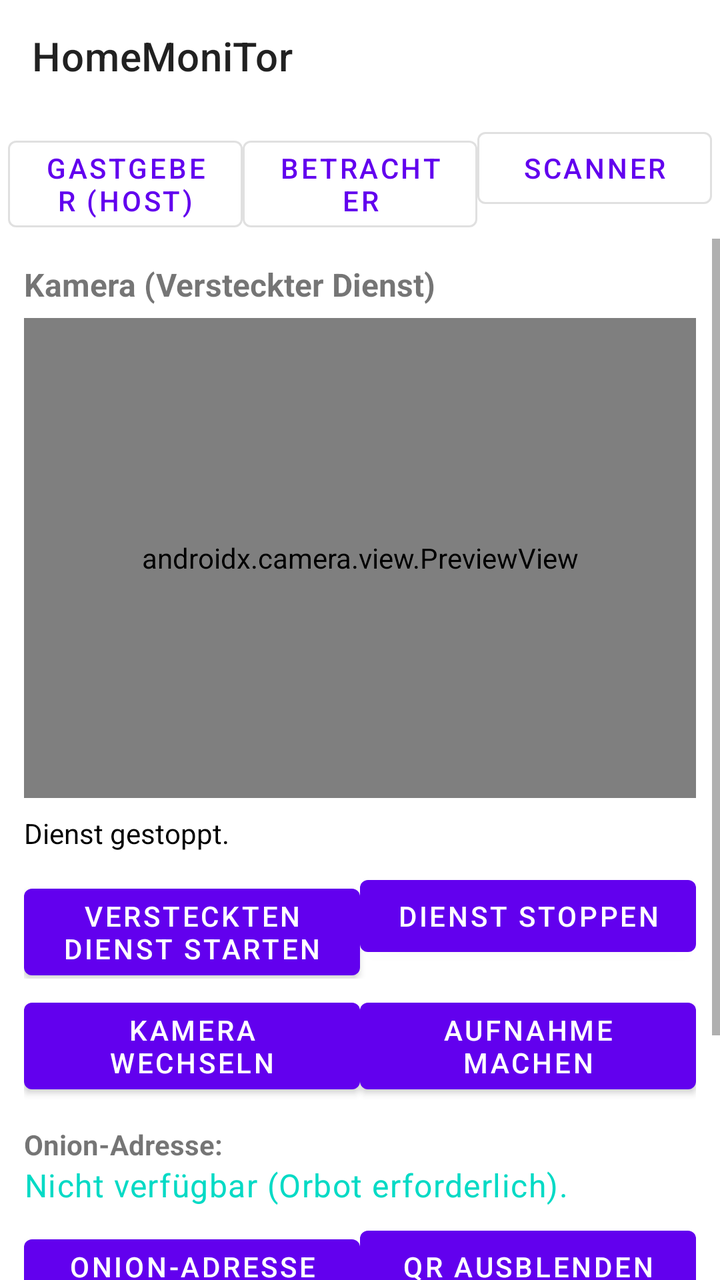
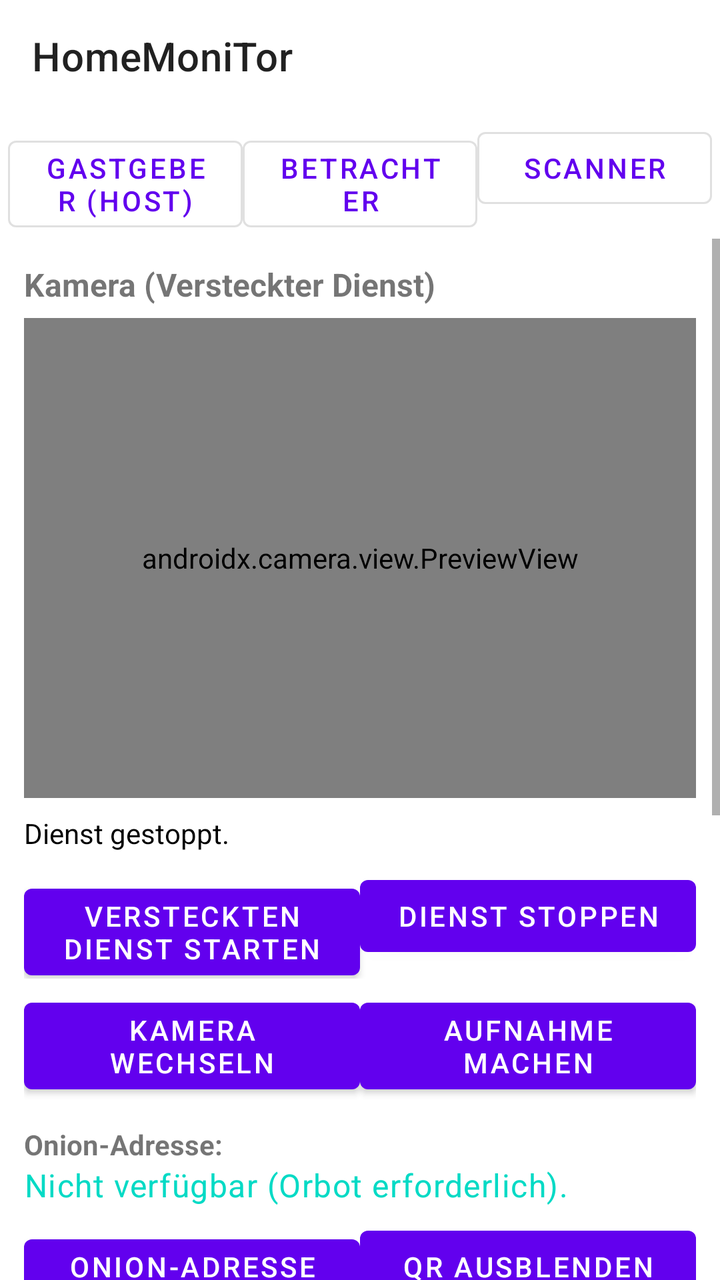

Two renders of the same Android screen: before a commit and after it. Below are the layout's source before the change and the commit's diff.
<!-- AndroidManifest.xml: application theme Theme.HomeMoniTor -->
<!-- res/layout/activity_main.xml -->
<?xml version="1.0" encoding="utf-8"?>
<LinearLayout xmlns:android="http://schemas.android.com/apk/res/android"
    xmlns:app="http://schemas.android.com/apk/res-auto"
    xmlns:tools="http://schemas.android.com/tools"
    android:layout_width="match_parent"
    android:layout_height="match_parent"
    android:orientation="vertical"
    tools:context=".MainActivity">

    <com.google.android.material.appbar.MaterialToolbar
        android:id="@+id/toolbar"
        android:layout_width="match_parent"
        android:layout_height="?attr/actionBarSize"
        app:title="@string/app_name" />

    
    <LinearLayout
        android:layout_width="match_parent"
        android:layout_height="wrap_content"
        android:orientation="horizontal"
        android:padding="4dp">

        <Button
            android:id="@+id/btnTabHost"
            style="?attr/materialButtonOutlinedStyle"
            android:layout_width="0dp"
            android:layout_height="wrap_content"
            android:layout_weight="1"
            android:text="@string/tab_host" />

        <Button
            android:id="@+id/btnTabViewer"
            style="?attr/materialButtonOutlinedStyle"
            android:layout_width="0dp"
            android:layout_height="wrap_content"
            android:layout_weight="1"
            android:text="@string/tab_viewer" />

        <Button
            android:id="@+id/btnTabScanner"
            style="?attr/materialButtonOutlinedStyle"
            android:layout_width="0dp"
            android:layout_height="wrap_content"
            android:layout_weight="1"
            android:text="@string/tab_scanner" />
    </LinearLayout>

    <ScrollView
        android:layout_width="match_parent"
        android:layout_height="0dp"
        android:layout_weight="1"
        android:fillViewport="true">

        <LinearLayout
            android:layout_width="match_parent"
            android:layout_height="wrap_content"
            android:orientation="vertical"
            android:padding="12dp">

            
            <LinearLayout
                android:id="@+id/panelHost"
                android:layout_width="match_parent"
                android:layout_height="wrap_content"
                android:orientation="vertical"
                android:paddingBottom="16dp">

                <TextView
                    android:layout_width="match_parent"
                    android:layout_height="wrap_content"
                    android:text="Kamera (Versteckter Dienst)"
                    android:textStyle="bold"
                    android:textSize="16sp"
                    android:layout_marginBottom="6dp" />

                <androidx.camera.view.PreviewView
                    android:id="@+id/cameraPreview"
                    android:layout_width="match_parent"
                    android:layout_height="240dp" />

                <TextView
                    android:id="@+id/tvStatus"
                    android:layout_width="match_parent"
                    android:layout_height="wrap_content"
                    android:text="@string/status_service_stopped"
                    android:layout_marginTop="8dp"
                    android:textColor="?attr/colorOnSurface" />

                <LinearLayout
                    android:layout_width="match_parent"
                    android:layout_height="wrap_content"
                    android:orientation="horizontal"
                    android:layout_marginTop="8dp">

                    <Button
                        android:id="@+id/btnStartService"
                        android:layout_width="0dp"
                        android:layout_height="wrap_content"
                        android:layout_weight="1"
                        android:text="@string/btn_start_service" />

                    <Button
                        android:id="@+id/btnStopService"
                        android:layout_width="0dp"
                        android:layout_height="wrap_content"
                        android:layout_weight="1"
                        android:text="@string/btn_stop_service" />
                </LinearLayout>

                <LinearLayout
                    android:layout_width="match_parent"
                    android:layout_height="wrap_content"
                    android:orientation="horizontal"
                    android:layout_marginTop="6dp">

                    <Button
                        android:id="@+id/btnFlipCamera"
                        android:layout_width="0dp"
                        android:layout_height="wrap_content"
                        android:layout_weight="1"
                        android:text="@string/btn_flip_camera" />

                    <Button
                        android:id="@+id/btnSnapshot"
                        android:layout_width="0dp"
                        android:layout_height="wrap_content"
                        android:layout_weight="1"
                        android:text="@string/btn_snapshot" />
                </LinearLayout>

                <LinearLayout
                    android:layout_width="match_parent"
                    android:layout_height="wrap_content"
                    android:orientation="vertical"
                    android:layout_marginTop="12dp">

                    <TextView
                        android:id="@+id/tvOnionLabel"
                        android:layout_width="match_parent"
                        android:layout_height="wrap_content"
                        android:text="@string/status_onion_address"
                        android:textStyle="bold" />

                    <TextView
                        android:id="@+id/tvOnionAddress"
                        android:layout_width="match_parent"
                        android:layout_height="wrap_content"
                        android:text="@string/status_not_available"
                        android:textAppearance="@style/TextAppearance.MaterialComponents.Body1"
                        android:textColor="?attr/colorSecondary" />

                    <LinearLayout
                        android:layout_width="match_parent"
                        android:layout_height="wrap_content"
                        android:orientation="horizontal"
                        android:layout_marginTop="6dp">

                        <Button
                            android:id="@+id/btnShowQr"
                            android:layout_width="0dp"
                            android:layout_height="wrap_content"
                            android:layout_weight="1"
                            android:text="@string/btn_show_qr" />

                        <Button
                            android:id="@+id/btnHideQr"
                            android:layout_width="0dp"
                            android:layout_height="wrap_content"
                            android:layout_weight="1"
                            android:text="@string/btn_hide_qr" />
                    </LinearLayout>

                    <ImageView
                        android:id="@+id/ivQr"
                        android:layout_width="220dp"
                        android:layout_height="220dp"
                        android:layout_gravity="center_horizontal"
                        android:layout_marginTop="8dp"
                        android:visibility="gone" />

                    <TextView
                        android:id="@+id/tvHint"
                        android:layout_width="match_parent"
                        android:layout_height="wrap_content"
                        android:text="@string/hint_configure_orbot"
                        android:textSize="12sp"
                        android:textColor="?attr/colorOnSecondary"
                        android:layout_marginTop="8dp" />
                </LinearLayout>
            </LinearLayout>

            
            <LinearLayout
                android:id="@+id/panelViewer"
                android:layout_width="match_parent"
                android:layout_height="wrap_content"
                android:orientation="vertical"
                android:paddingBottom="32dp"
                android:visibility="gone">

                <TextView
                    android:layout_width="match_parent"
                    android:layout_height="wrap_content"
                    android:text="@string/viewer_title"
                    android:textStyle="bold"
                    android:textSize="16sp"
                    android:layout_marginBottom="6dp" />

                <LinearLayout
                    android:layout_width="match_parent"
                    android:layout_height="wrap_content"
                    android:orientation="horizontal">

                    <EditText
                        android:id="@+id/etOnion"
                        android:layout_width="0dp"
                        android:layout_height="wrap_content"
                        android:layout_weight="1"
                        android:hint="@string/viewer_hint_onion"
                        android:inputType="textUri"
                        android:maxLines="1" />

                    <Button
                        android:id="@+id/btnLoad"
                        android:layout_width="wrap_content"
                        android:layout_height="wrap_content"
                        android:text="@string/viewer_btn_load" />
                </LinearLayout>

                <ImageView
                    android:id="@+id/ivViewerImage"
                    android:layout_width="match_parent"
                    android:layout_height="260dp"
                    android:layout_marginTop="10dp"
                    android:background="@android:color/darker_gray"
                    android:contentDescription="@string/viewer_no_image"
                    android:scaleType="centerInside" />

                <Button
                    android:id="@+id/btnSaveGallery"
                    android:layout_width="wrap_content"
                    android:layout_height="wrap_content"
                    android:layout_marginTop="8dp"
                    android:text="@string/viewer_btn_save_galerie" />

                <TextView
                    android:id="@+id/tvSavedLabel"
                    android:layout_width="match_parent"
                    android:layout_height="wrap_content"
                    android:text="Gespeicherte Adressen"
                    android:textStyle="bold"
                    android:layout_marginTop="12dp" />

                <ListView
                    android:id="@+id/lvSaved"
                    android:layout_width="match_parent"
                    android:layout_height="200dp"
                    android:layout_marginTop="4dp" />

                <TextView
                    android:id="@+id/tvEmpty"
                    android:layout_width="match_parent"
                    android:layout_height="wrap_content"
                    android:text="@string/viewer_empty"
                    android:gravity="center"
                    android:layout_marginTop="6dp"
                    android:visibility="gone" />
            </LinearLayout>

            
            <TextView
                android:id="@+id/tvGalleryTitle"
                android:layout_width="match_parent"
                android:layout_height="wrap_content"
                android:text="@string/gallery_title"
                android:textStyle="bold"
                android:textSize="16sp"
                android:layout_marginTop="16dp"
                android:layout_marginBottom="6dp" />

            <ListView
                android:id="@+id/lvGallery"
                android:layout_width="match_parent"
                android:layout_height="wrap_content"
                android:layout_marginBottom="8dp" />

            <TextView
                android:id="@+id/tvGalleryEmpty"
                android:layout_width="match_parent"
                android:layout_height="wrap_content"
                android:text="@string/gallery_empty"
                android:gravity="center"
                android:padding="16dp"
                android:visibility="gone" />
        </LinearLayout>
    </ScrollView>

        
        <LinearLayout
            android:id="@+id/panelScanner"
            android:layout_width="match_parent"
            android:layout_height="0dp"
            android:layout_weight="1"
            android:orientation="vertical"
            android:visibility="gone">

            <FrameLayout
                android:layout_width="match_parent"
                android:layout_height="0dp"
                android:layout_weight="1">

                <androidx.camera.view.PreviewView
                    android:id="@+id/scannerPreview"
                    android:layout_width="match_parent"
                    android:layout_height="match_parent" />

                <TextView
                    android:id="@+id/tvScanHint"
                    android:layout_width="match_parent"
                    android:layout_height="wrap_content"
                    android:layout_gravity="bottom"
                    android:gravity="center"
                    android:padding="12dp"
                    android:background="#88000000"
                    android:text="QR-Code mit Onion-Adresse in die Mitte halten"
                    android:textColor="@android:color/white"
                    android:textStyle="bold" />
            </FrameLayout>
        </LinearLayout>
</LinearLayout>
<!-- resources referenced by this layout -->
<resources>
  <string name="app_name">HomeMoniTor</string>
  <string name="btn_flip_camera">Kamera wechseln</string>
  <string name="btn_hide_qr">QR ausblenden</string>
  <string name="btn_show_qr">Onion-Adresse als QR anzeigen</string>
  <string name="btn_snapshot">Aufnahme machen</string>
  <string name="btn_start_service">Versteckten Dienst starten</string>
  <string name="btn_stop_service">Dienst stoppen</string>
  <string name="gallery_empty">Keine gespeicherten Fotos.</string>
  <string name="gallery_title">Gespeicherte Fotos</string>
  <string name="hint_configure_orbot">Tipp: In Orbot unter „Versteckte Dienste“ Port 8080 → 127.0.0.1:8080 eintragen.</string>
  <string name="status_not_available">Nicht verfügbar (Orbot erforderlich).</string>
  <string name="status_onion_address">Onion-Adresse:</string>
  <string name="status_service_stopped">Dienst gestoppt.</string>
  <string name="tab_host">Gastgeber (Host)</string>
  <string name="tab_scanner">Scanner</string>
  <string name="tab_viewer">Betrachter</string>
  <string name="viewer_btn_load">Bild laden</string>
  <string name="viewer_btn_save_galerie">In Galerie speichern</string>
  <string name="viewer_empty">Keine gespeicherten Adressen.</string>
  <string name="viewer_hint_onion">.onion-Adresse eingeben</string>
  <string name="viewer_no_image">Kein Bild geladen.</string>
  <string name="viewer_title">Kamerabilder aus dem Tor-Netzwerk</string>
  <style name="Theme.HomeMoniTor" parent="Theme.MaterialComponents.DayNight.DarkActionBar">
          <item name="colorPrimary">@color/purple_500</item>
          <item name="colorPrimaryVariant">@color/purple_700</item>
          <item name="colorOnPrimary">@color/white</item>
          <item name="colorSecondary">@color/teal_200</item>
          <item name="colorOnSecondary">@color/black</item>
          <item name="android:statusBarColor">@color/purple_700</item>
      </style>
  <color name="purple_500">#6200EE</color>
  <color name="purple_700">#3700B3</color>
  <color name="white">#FFFFFF</color>
  <color name="teal_200">#03DAC5</color>
  <color name="black">#000000</color>
</resources>

<!-- the commit's change to res/layout/activity_main.xml (unified diff, before → after) -->
@@ -187,6 +187,36 @@
                         android:textColor="?attr/colorOnSecondary"
                         android:layout_marginTop="8dp" />
                 </LinearLayout>
+
+                <TextView
+                    android:layout_width="match_parent"
+                    android:layout_height="wrap_content"
+                    android:text="@string/sensors_title"
+                    android:textStyle="bold"
+                    android:textSize="16sp"
+                    android:layout_marginTop="16dp"
+                    android:layout_marginBottom="6dp" />
+
+                <Button
+                    android:id="@+id/btnReadSensors"
+                    android:layout_width="match_parent"
+                    android:layout_height="wrap_content"
+                    android:text="@string/btn_read_sensors" />
+
+                <ScrollView
+                    android:layout_width="match_parent"
+                    android:layout_height="160dp"
+                    android:layout_marginTop="8dp">
+
+                    <TextView
+                        android:id="@+id/tvSensors"
+                        android:layout_width="match_parent"
+                        android:layout_height="wrap_content"
+                        android:text="@string/sensors_empty"
+                        android:textSize="12sp"
+                        android:typeface="monospace"
+                        android:textColor="?attr/colorOnSurface" />
+                </ScrollView>
             </LinearLayout>
 
             
<!-- resource entries referenced after the edit -->
@@ -3,6 +3,7 @@
   <string name="app_name">HomeMoniTor</string>
   <string name="btn_flip_camera">Kamera wechseln</string>
   <string name="btn_hide_qr">QR ausblenden</string>
+  <string name="btn_read_sensors">Sensoren auslesen</string>
   <string name="btn_show_qr">Onion-Adresse als QR anzeigen</string>
   <string name="btn_snapshot">Aufnahme machen</string>
   <string name="btn_start_service">Versteckten Dienst starten</string>
@@ -10,6 +11,8 @@
   <string name="gallery_empty">Keine gespeicherten Fotos.</string>
   <string name="gallery_title">Gespeicherte Fotos</string>
   <string name="hint_configure_orbot">Tipp: In Orbot unter „Versteckte Dienste“ Port 8080 → 127.0.0.1:8080 eintragen.</string>
+  <string name="sensors_empty">Noch keine Sensorwerte gelesen.</string>
+  <string name="sensors_title">Lokale Sensoren (außer Kamera)</string>
   <string name="status_not_available">Nicht verfügbar (Orbot erforderlich).</string>
   <string name="status_onion_address">Onion-Adresse:</string>
   <string name="status_service_stopped">Dienst gestoppt.</string>
